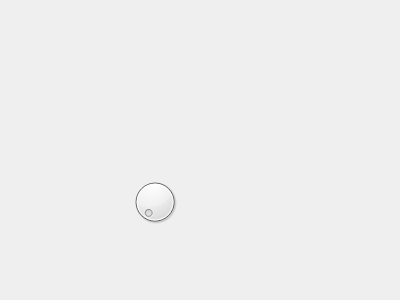
Before: the Qt Designer form userinfo.ui in Dansheng/FlightSystem, drawn with Qt 5.
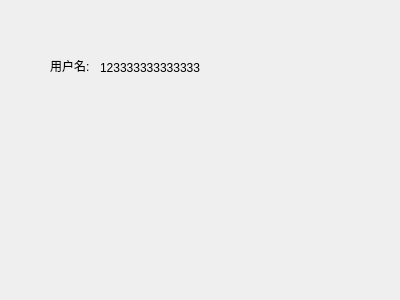
After: the same form once the commit is applied.

```diff
--- a/userinfo.ui
+++ b/userinfo.ui
@@ -13,14 +13,30 @@
   <property name="windowTitle">
    <string>Dialog</string>
   </property>
-  <widget class="QDial" name="dial">
+  <widget class="QLabel" name="UserName_label">
    <property name="geometry">
     <rect>
-     <x>130</x>
-     <y>170</y>
-     <width>50</width>
-     <height>64</height>
+     <x>50</x>
+     <y>60</y>
+     <width>54</width>
+     <height>12</height>
     </rect>
+   </property>
+   <property name="text">
+    <string>用户名:</string>
+   </property>
+  </widget>
+  <widget class="QLabel" name="UserName">
+   <property name="geometry">
+    <rect>
+     <x>100</x>
+     <y>60</y>
+     <width>201</width>
+     <height>16</height>
+    </rect>
+   </property>
+   <property name="text">
+    <string>123333333333333</string>
    </property>
   </widget>
  </widget>
```
